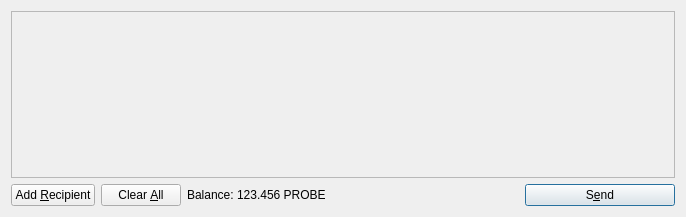
Old version of the form src/qt/forms/sendcoinsdialog.ui in the repository kumacoinproject/kumacoin.
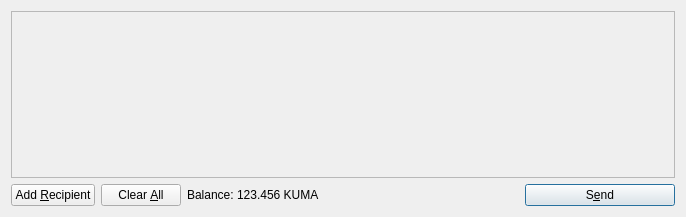
New version of the form. Icons and pictures are not drawn.

```diff
--- a/src/qt/forms/sendcoinsdialog.ui
+++ b/src/qt/forms/sendcoinsdialog.ui
@@ -119,7 +119,7 @@
           <cursorShape>IBeamCursor</cursorShape>
          </property>
          <property name="text">
-          <string>123.456 PROBE</string>
+          <string>123.456 KUMA</string>
          </property>
          <property name="textInteractionFlags">
           <set>Qt::LinksAccessibleByMouse|Qt::TextSelectableByKeyboard|Qt::TextSelectableByMouse</set>
```
